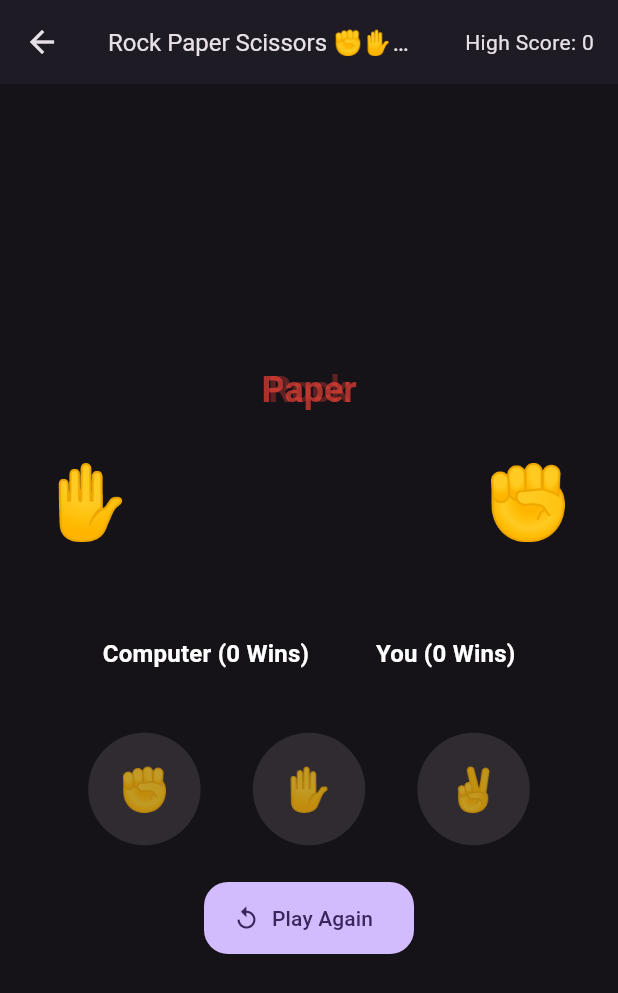
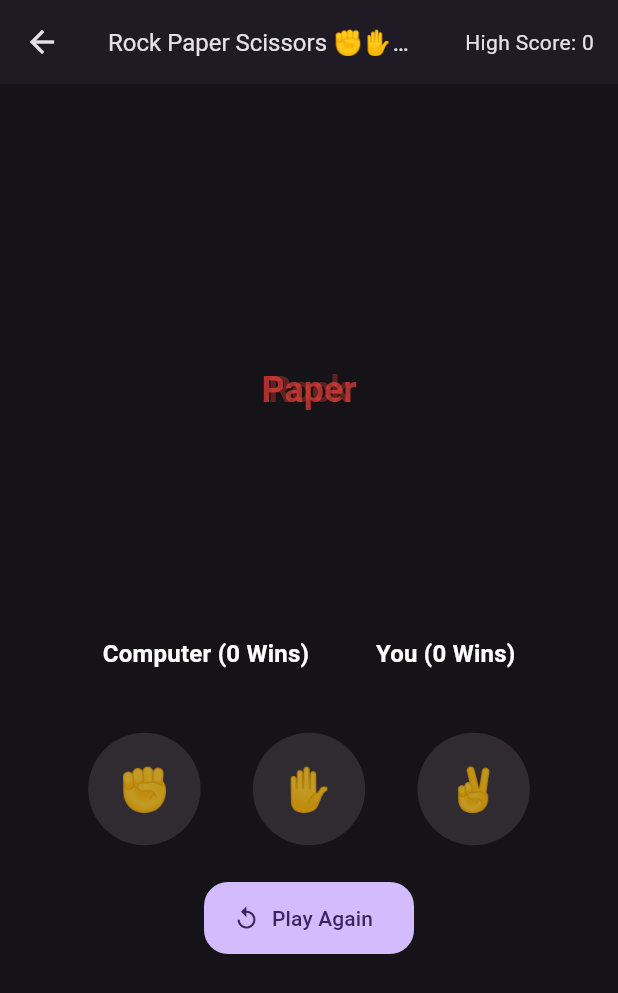
Before and after one commit to Anikshakya/Mini-Games, a Flutter app: the RockPaperScissorsScreen screen opened directly, after a tap on an icon or button, on a phone screen of 412 x 824 dp. Shown: the top 993 px of the screen. Run offline on Flutter 3.47's test engine with Material 3 defaults, Android fonts, the light colour scheme and no system bars; our stand-ins replace confetti, get, get_storage, google_fonts, shared_preferences; accounts and stored records are empty.

Commit message:
Fixed - Rock Paper Sisscors Result Display

```diff
--- a/lib/src/view/games/rock_paper_scissors.dart
+++ b/lib/src/view/games/rock_paper_scissors.dart
@@ -185,7 +185,7 @@ class _RockPaperScissorsScreenState extends State<RockPaperScissorsScreen>
                       animation: _animation,
                       builder: (context, _) {
                         double slide = (1 - _animation.value) * 100;
-                        if (!_controller.isCompleted) {
+                        if (_readyTimer!.isActive != true ) {
                           // During animation - show both moving toward center
                           return Stack(
                             children: [
@@ -205,22 +205,6 @@ class _RockPaperScissorsScreenState extends State<RockPaperScissorsScreen>
                               ),
                             ],
                           );
-                        } else if (showResult) {
-                          // After animation completes and we show the result
-                          final isDraw = result == 'Draw! 🤝';
-                          if (isDraw) {
-                            return Row(
-                              mainAxisAlignment: MainAxisAlignment.center,
-                              children: [
-                                Text(computerChoice, style: const TextStyle(fontSize: 48)),
-                                const SizedBox(width: 24),
-                                Text(playerChoice, style: const TextStyle(fontSize: 48)),
-                              ],
-                            );
-                          } else {
-                            String winnerEmoji = result.contains('You Win') ? playerChoice : computerChoice;
-                            return Text(winnerEmoji, style: const TextStyle(fontSize: 64));
-                          }
                         } else {
                           return const SizedBox();
                         }
```
